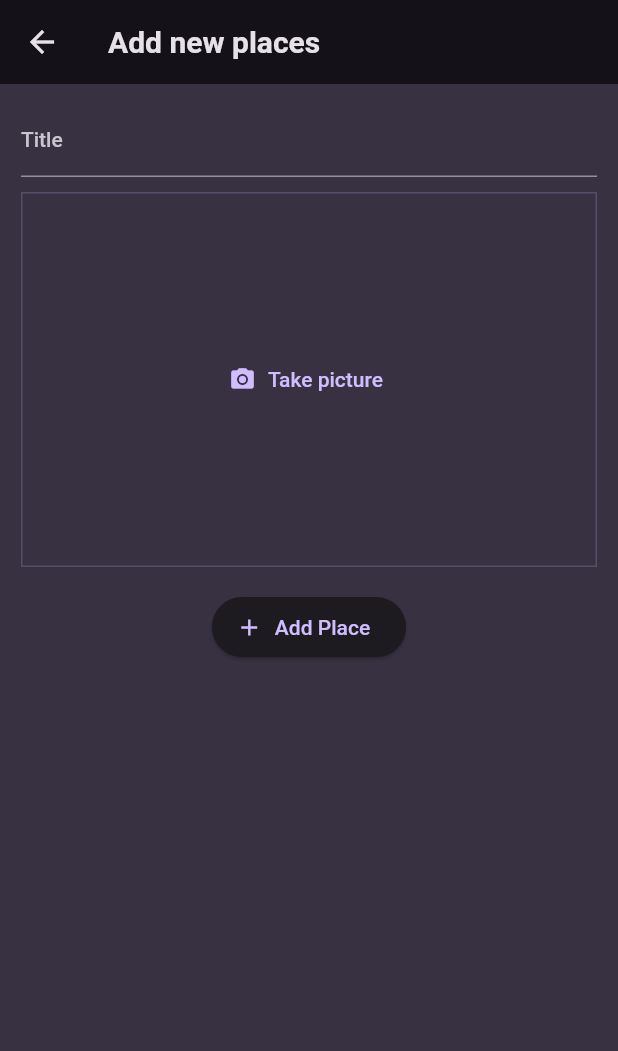
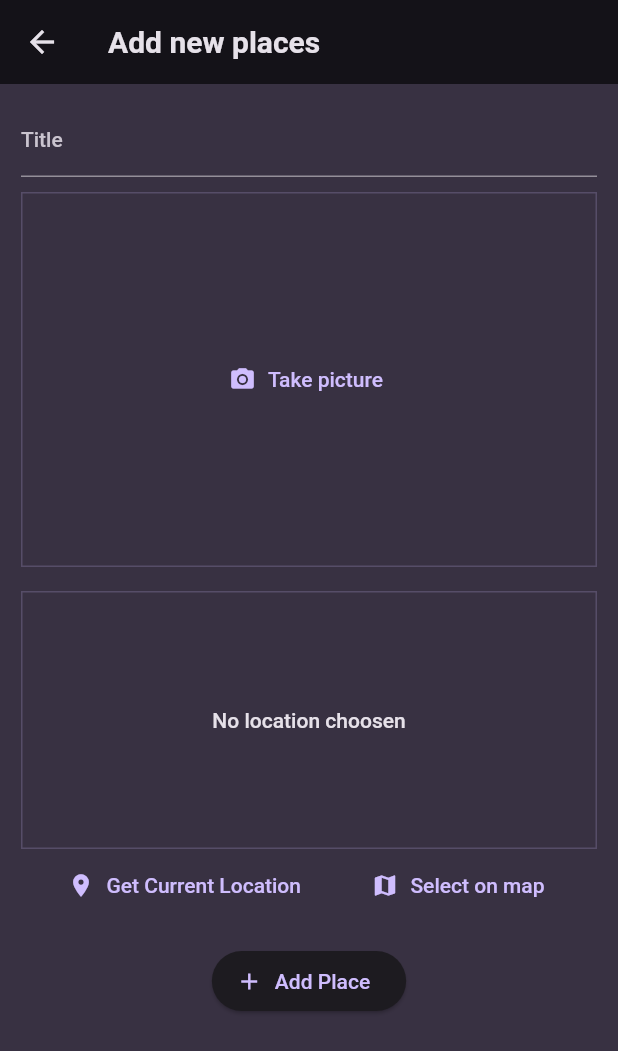
Before and after one commit to amarjaiswar16/flutter-favorite-place-app, a Flutter app: the AddPlaceScreen screen opened directly, on a phone screen of 412 x 824 dp. Shown: the top 1051 px of the screen. Run offline on Flutter 3.47's test engine with Material 2 defaults, Android fonts, the phone set to English and light mode, and no system bars; our stand-ins replace flutter_riverpod, google_fonts, image_picker.

Commit message:
added location input

```diff
--- a/lib/screens/add_place.dart
+++ b/lib/screens/add_place.dart
@@ -2,6 +2,7 @@ import 'dart:io';
 
 import 'package:favorite_places/provider/user_places.dart';
 import 'package:favorite_places/widgets/image_input.dart';
+import 'package:favorite_places/widgets/location_input.dart';
 import 'package:flutter/material.dart';
 import 'package:flutter_riverpod/flutter_riverpod.dart';
 
@@ -56,6 +57,8 @@ class _AddPlaceScreenState extends ConsumerState<AddPlaceScreen> {
               const SizedBox(
                 height: 16,
               ),
+              const LocationInput(),
+              const SizedBox(height: 16,),
               ElevatedButton.icon(
                 onPressed: _savePlace,
                 icon: const Icon(Icons.add),
--- /dev/null
+++ b/lib/widgets/location_input.dart
@@ -0,0 +1,51 @@
+import 'package:flutter/material.dart';
+
+class LocationInput extends StatefulWidget {
+  const LocationInput({super.key});
+
+  @override
+  State<LocationInput> createState() {
+    return _LocationInputState();
+  }
+}
+
+class _LocationInputState extends State<LocationInput> {
+  @override
+  Widget build(context) {
+    return Column(
+      children: [
+        Container(
+          alignment: Alignment.center,
+          height: 172,
+          width: double.infinity,
+          decoration: BoxDecoration(
+              border: Border.all(
+            width: 1,
+            color: Theme.of(context).colorScheme.primary.withOpacity(0.2),
+
+          ),
+          ),
+          child:  Text('No location choosen', textAlign: TextAlign.center,
+          style: Theme.of(context).textTheme.bodyLarge!.copyWith(
+            color: Theme.of(context).colorScheme.onBackground,
+          ),),
+        ),
+        Row(
+          mainAxisAlignment: MainAxisAlignment.spaceEvenly,
+          children: [
+            TextButton.icon(
+              onPressed: () {},
+              icon: const Icon(Icons.location_on),
+              label: const Text('Get Current Location'),
+            ),
+            TextButton.icon(
+              onPressed: () {},
+              icon: const Icon(Icons.map),
+              label: const Text('Select on map'),
+            ),
+          ],
+        ),
+      ],
+    );
+  }
+}
```
